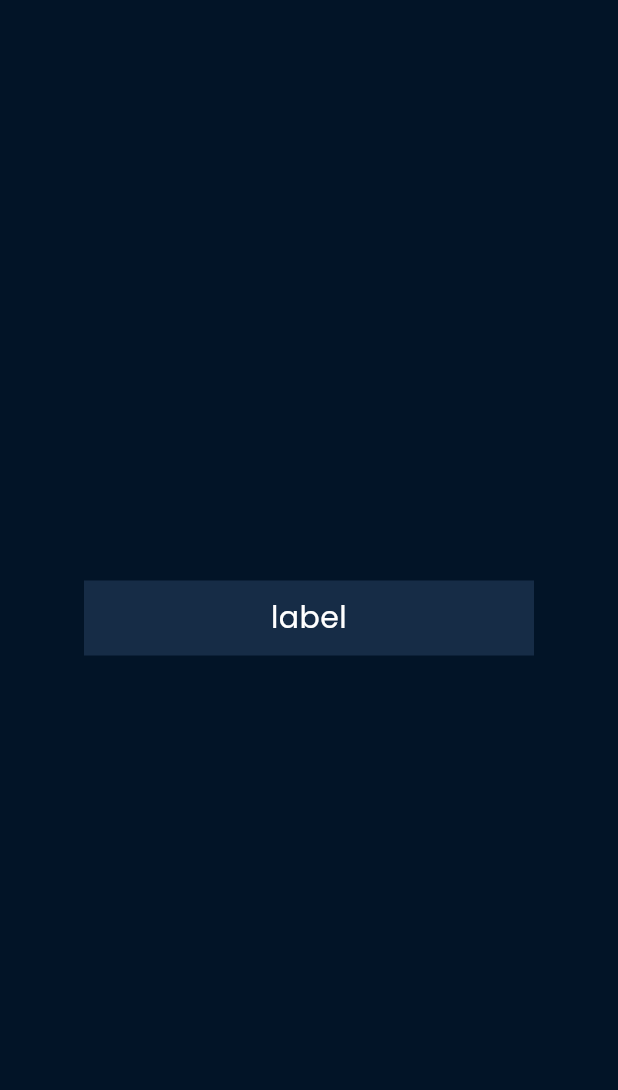
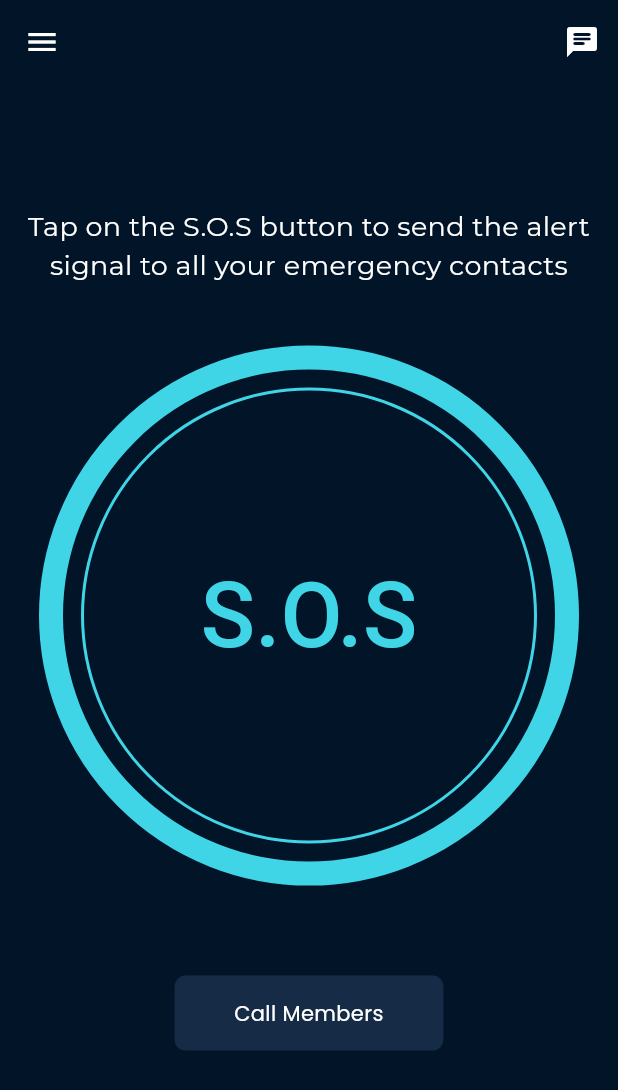
Before and after one commit to SamarS1ngh/MayDay, a Flutter app: the screen it shows after launch, on a phone screen of 412 x 824 dp. Shown: the top 1090 px of the screen. Run offline on Flutter 3.47's test engine with Material 3 defaults, Android fonts, the phone set to English and light mode, and no system bars; our stand-ins replace awesome_snackbar_content, contacts_service, dio, flutter_riverpod, go_router, google_fonts and 2 more; Roboto replaces fonts that are missing (Kanit).

Commit message:
contacts added

```diff
--- a/lib/Utils/Routes/app_router_config.dart
+++ b/lib/Utils/Routes/app_router_config.dart
@@ -1,13 +1,35 @@
+import 'package:fluttemp/View/Pages/Call%20Screen/call_screen.dart';
+import 'package:fluttemp/View/Pages/Chat%20Screen/chat_screen.dart';
+import 'package:fluttemp/View/Pages/Friends/network_screen.dart';
 import 'package:fluttemp/View/Pages/HomeScreen/home.dart';
 import 'package:go_router/go_router.dart';
 
 class AppRouter {
   static final GoRouter router = GoRouter(routes: [
     GoRoute(
-      path: '/',
-      builder: (context, state) {
-        return Home();
-      },
-    )
+        path: '/',
+        builder: (context, state) {
+          return Home();
+        },
+        routes: [
+          GoRoute(
+            path: 'chat',
+            builder: (context, state) {
+              return ChatScreen();
+            },
+          ),
+          GoRoute(
+            path: 'network',
+            builder: (context, state) {
+              return NetworkScreen();
+            },
+          ),
+          GoRoute(
+            path: 'call',
+            builder: (context, state) {
+              return CallScreen();
+            },
+          ),
+        ])
   ]);
 }
--- a/lib/Utils/constants/app_colors.dart
+++ b/lib/Utils/constants/app_colors.dart
@@ -3,6 +3,7 @@ import 'package:flutter/material.dart';
 class AppColorsTheme extends ThemeExtension<AppColorsTheme> {
   //reference colors
   static const Color _littleDarkBlue = Color(0XFF162c46);
+  static const Color _cyan = Color(0XFF40d4e7);
   static const Color _grey = Color(0xFF9E9E9E);
   static const Color _red = Color(0XFFB00020);
   static const Color _green = Color(0XFF00C853);
@@ -11,6 +12,7 @@ class AppColorsTheme extends ThemeExtension<AppColorsTheme> {
 
   //actual colors to be used throughout the app
   final Color bgColor;
+  final Color highlight;
   final Color bgInput;
   final Color snackbarValidation;
   final Color snackBarFailure;
@@ -19,6 +21,7 @@ class AppColorsTheme extends ThemeExtension<AppColorsTheme> {
   // private constructor (use factories below instead):
   const AppColorsTheme._internal({
     required this.bgColor,
+    required this.highlight,
     required this.bgInput,
     required this.snackbarValidation,
     required this.snackBarFailure,
@@ -29,6 +32,7 @@ class AppColorsTheme extends ThemeExtension<AppColorsTheme> {
   factory AppColorsTheme.dark() {
     return const AppColorsTheme._internal(
         bgColor: _darkBlue,
+        highlight: _cyan,
         bgInput: _littleDarkBlue,
         snackbarValidation: _green,
         snackBarFailure: _red,
--- a/lib/Utils/constants/app_typography.dart
+++ b/lib/Utils/constants/app_typography.dart
@@ -19,16 +19,13 @@ class AppTypography extends ThemeExtension<AppTypography> {
 
   factory AppTypography.main() {
     return AppTypography._internal(
-        bigTextBold:
-            GoogleFonts.kanit(fontWeight: FontWeight.w600, fontSize: 22),
-        bigTextDefault: GoogleFonts.kanit(fontSize: 22),
-        defaultText: GoogleFonts.poppins(fontSize: 20),
-        defaultTextBold:
-            GoogleFonts.poppins(fontWeight: FontWeight.w500, fontSize: 20),
-        subtitleDefault:
-            GoogleFonts.montserrat(fontWeight: FontWeight.w400, fontSize: 14),
+        bigTextBold: GoogleFonts.kanit(fontWeight: FontWeight.w600),
+        bigTextDefault: GoogleFonts.kanit(),
+        defaultText: GoogleFonts.poppins(),
+        defaultTextBold: GoogleFonts.poppins(fontWeight: FontWeight.w500),
+        subtitleDefault: GoogleFonts.montserrat(fontWeight: FontWeight.w400),
         subtitleDefaultBold:
-            GoogleFonts.montserrat(fontWeight: FontWeight.w500, fontSize: 14));
+            GoogleFonts.montserrat(fontWeight: FontWeight.w500));
   }
 
   @override
--- a/lib/Utils/provider/app_providers.dart
+++ b/lib/Utils/provider/app_providers.dart
@@ -1,9 +1,6 @@
-import 'package:fluttemp/ViewModel/someClass_VM/someclass.dart';
-import 'package:provider/provider.dart';
-import 'package:provider/single_child_widget.dart';
+import 'package:contacts_service/contacts_service.dart';
+import 'package:fluttemp/ViewModel/someClass_VM/contact_vm.dart';
+import 'package:flutter_riverpod/flutter_riverpod.dart';
 
-class AppProvider {
-  static List<SingleChildWidget> providers = [
-    ChangeNotifierProvider(create: (_) => SomeChangenotifierClass()),
-  ];
-}
+final contactProvider = StateNotifierProvider<ContactViewModel, List<Contact>>(
+    (ref) => ContactViewModel());
--- /dev/null
+++ b/lib/View/Pages/Call Screen/call_screen.dart
@@ -0,0 +1,37 @@
+import 'package:contacts_service/contacts_service.dart';
+import 'package:fluttemp/Utils/constants/app_constants.dart';
+import 'package:fluttemp/Utils/provider/app_providers.dart';
+import 'package:fluttemp/View/shared/app_text.dart';
+import 'package:flutter/material.dart';
+import 'package:flutter_riverpod/flutter_riverpod.dart';
+
+class CallScreen extends ConsumerWidget {
+  const CallScreen({super.key});
+
+  @override
+  Widget build(BuildContext context, WidgetRef ref) {
+    List<Contact> contacts = ref.watch(contactProvider.notifier).contacts;
+    return Scaffold(
+      backgroundColor: AppColorsTheme.dark().bgColor,
+      appBar: AppBar(
+        title: AppText.bigTextDefault('Contacts', size: 33, context: context),
+      ),
+      body: contacts.isEmpty
+          ? Center(
+              child: AppText.subtitleDefault('Add Contacts Permission',
+                  context: context),
+            )
+          : ListView.builder(
+              itemCount: contacts.length,
+              itemBuilder: (context, index) {
+                return ListTile(
+                  onTap: () {},
+                  title: AppText.defaultText(
+                      contacts[index].displayName.toString(),
+                      context: context),
+                );
+              },
+            ),
+    );
+  }
+}
--- a/lib/View/Pages/HomeScreen/home.dart
+++ b/lib/View/Pages/HomeScreen/home.dart
@@ -1,17 +1,78 @@
 import 'package:fluttemp/Utils/constants/app_constants.dart';
+import 'package:fluttemp/Utils/provider/app_providers.dart';
+import 'package:fluttemp/View/Pages/HomeScreen/sos_btn.dart';
+import 'package:fluttemp/View/shared/app_text.dart';
 import 'package:fluttemp/View/shared/centred_text_button.dart';
+import 'package:fluttemp/View/shared/vertical_gap.dart';
+import 'package:contacts_service/contacts_service.dart';
 import 'package:flutter/material.dart';
+import 'package:flutter_riverpod/flutter_riverpod.dart';
+import 'package:go_router/go_router.dart';
+import 'package:awesome_snackbar_content/awesome_snackbar_content.dart';
 
-class Home extends StatelessWidget {
+class Home extends ConsumerWidget {
   Home({super.key});
+
+  List<Contact> contacts = [];
   final AppColorsTheme _appColorsTheme = AppColorsTheme.dark();
+  bool isLoadingContacts = true;
+
+  _scaffoldCtrller(BuildContext context) {
+    ScaffoldMessenger.of(context)
+      ..hideCurrentSnackBar()
+      ..removeCurrentSnackBar()
+      ..removeCurrentMaterialBanner()
+      ..hideCurrentMaterialBanner()
+      ..showSnackBar(SnackBar(
+          backgroundColor: _appColorsTheme.bgColor,
+          content: AwesomeSnackbarContent(
+              inMaterialBanner: true,
+              color: _appColorsTheme.bgInput,
+              title: 'Success',
+              message: 'S.O.S signal sent to all emergency contacts',
+              contentType: ContentType.success)));
+  }
+
   @override
-  Widget build(BuildContext context) {
+  Widget build(BuildContext context, WidgetRef ref) {
+    ref.watch(contactProvider.notifier).getPermission();
+    final Size size = MediaQuery.sizeOf(context);
     return Scaffold(
+      appBar: AppBar(
+        actions: [
+          IconButton(
+              onPressed: () {
+                context.go('/chat');
+              },
+              icon: const Icon(Icons.chat_rounded))
+        ],
+      ),
+      drawer: Drawer(
+        backgroundColor: _appColorsTheme.bgInput,
+      ),
       backgroundColor: _appColorsTheme.bgColor,
-      body: Center(
-        child: CenteredTextButton.primary(
-            label: 'label', onTap: () {}, context: context),
+      body: Column(
+        mainAxisAlignment: MainAxisAlignment.start,
+        crossAxisAlignment: CrossAxisAlignment.center,
+        children: [
+          VerticalGap.custom(size.height / 10),
+          AppText.subtitleDefault(
+              textAlign: TextAlign.center,
+              'Tap on the S.O.S button to send the alert signal to all your emergency contacts',
+              context: context),
+          VerticalGap.big(),
+          SOSBtn(ontap: () {
+            _scaffoldCtrller(context);
+          }),
+          VerticalGap.huge(),
+          CenteredTextButton.primary(
+              width: size.width / 2.3,
+              label: 'Call Members',
+              onTap: () {
+                context.go('/call');
+              },
+              context: context)
+        ],
       ),
     );
   }
--- /dev/null
+++ b/lib/View/Pages/HomeScreen/sos_btn.dart
@@ -0,0 +1,73 @@
+import 'package:fluttemp/Utils/constants/app_constants.dart';
+import 'package:fluttemp/View/shared/app_text.dart';
+import 'package:flutter/material.dart';
+
+class SOSBtn extends StatefulWidget {
+  const SOSBtn({super.key, required this.ontap});
+  final Function() ontap;
+
+  @override
+  State<SOSBtn> createState() => _SOSBtnState();
+}
+
+class _SOSBtnState extends State<SOSBtn> {
+  late Function() ontap;
+  bool touched = false;
+  final AppColorsTheme _appColors = AppColorsTheme.dark();
+  @override
+  void initState() {
+    super.initState();
+    ontap = widget.ontap;
+  }
+
+  @override
+  Widget build(BuildContext context) {
+    return Center(
+      child: GestureDetector(
+        onTapDown: (details) {
+          setState(() {
+            touched = true;
+          });
+        },
+        onTapUp: (details) {
+          setState(() {
+            touched = false;
+          });
+        },
+        onTap: ontap,
+        child: Container(
+          decoration: BoxDecoration(
+            border: Border.all(
+                color: touched ? Colors.white : _appColors.highlight,
+                width: 16),
+            shape: BoxShape.circle,
+          ),
+          child: Container(
+            decoration: BoxDecoration(
+              border: Border.all(color: Colors.transparent, width: 12),
+              shape: BoxShape.circle,
+            ),
+            child: Container(
+              decoration: BoxDecoration(
+                border: Border.all(
+                    color: touched ? Colors.white : _appColors.highlight,
+                    width: 2),
+                shape: BoxShape.circle,
+              ),
+              child: CircleAvatar(
+                radius: 150,
+                backgroundColor: Colors.transparent,
+                child: AppText.bigTextDefault(
+                  'S.O.S',
+                  context: context,
+                  size: 60,
+                  color: touched ? Colors.white : _appColors.highlight,
+                ),
+              ),
+            ),
+          ),
+        ),
+      ),
+    );
+  }
+}
--- a/lib/View/shared/app_text.dart
+++ b/lib/View/shared/app_text.dart
@@ -3,6 +3,7 @@ import 'package:flutter/material.dart';
 
 class AppText extends StatelessWidget {
   final String text;
+  final double? size;
   final TextStyle textStyle;
   final Color color;
   final TextAlign textAlign;
@@ -12,6 +13,7 @@ class AppText extends StatelessWidget {
     super.key,
     required this.textStyle,
     required this.color,
+    this.size,
     this.textAlign = TextAlign.start,
     this.textOverflow,
   });
@@ -21,12 +23,14 @@ class AppText extends StatelessWidget {
     Key? key,
     required BuildContext context,
     Color? color,
+    double? size,
     TextAlign? textAlign,
     TextOverflow? textOverflow,
   }) =>
       AppText._internal(
         text,
         key: key,
+        size: size ?? 40,
         textStyle: AppTypography.main().bigTextDefault,
         color: color ?? AppColorsTheme.dark().textDefault,
         textAlign: textAlign ?? TextAlign.start,
@@ -38,6 +42,7 @@ class AppText extends StatelessWidget {
     Key? key,
     required BuildContext context,
     Color? color,
+    double? size,
     TextAlign? textAlign,
     TextOverflow? textOverflow,
   }) =>
@@ -45,13 +50,16 @@ class AppText extends StatelessWidget {
         text,
         key: key,
         textStyle: AppTypography.main().bigTextBold,
+        size: size ?? 40,
         color: color ?? AppColorsTheme.dark().textDefault,
         textAlign: textAlign ?? TextAlign.start,
         textOverflow: textOverflow,
       );
+
   factory AppText.defaultText(
     String text, {
     Key? key,
+    double? size,
     required BuildContext context,
     Color? color,
     TextAlign? textAlign,
@@ -61,6 +69,7 @@ class AppText extends StatelessWidget {
         text,
         key: key,
         textStyle: AppTypography.main().defaultText,
+        size: size ?? 24,
         color: color ?? AppColorsTheme.dark().textDefault,
         textAlign: textAlign ?? TextAlign.start,
         textOverflow: textOverflow,
@@ -69,6 +78,7 @@ class AppText extends StatelessWidget {
   factory AppText.defaultTextBold(
     String text, {
     Key? key,
+    double? size,
     required BuildContext context,
     Color? color,
     TextAlign? textAlign,
@@ -79,6 +89,7 @@ class AppText extends StatelessWidget {
         key: key,
         textStyle: AppTypography.main().defaultTextBold,
         color: color ?? AppColorsTheme.dark().textDefault,
+        size: size ?? 24,
         textAlign: textAlign ?? TextAlign.start,
         textOverflow: textOverflow,
       );
@@ -88,6 +99,7 @@ class AppText extends StatelessWidget {
     Key? key,
     required BuildContext context,
     Color? color,
+    double? size,
     TextAlign? textAlign,
     TextOverflow? textOverflow,
   }) =>
@@ -96,6 +108,7 @@ class AppText extends StatelessWidget {
         key: key,
         textStyle: AppTypography.main().subtitleDefault,
         color: color ?? AppColorsTheme.dark().textDefault,
+        size: size ?? 18,
         textAlign: textAlign ?? TextAlign.start,
         textOverflow: textOverflow,
       );
@@ -105,6 +118,7 @@ class AppText extends StatelessWidget {
     Key? key,
     required BuildContext context,
     Color? color,
+    double? size,
     TextAlign? textAlign,
     TextOverflow? textOverflow,
   }) =>
@@ -113,6 +127,7 @@ class AppText extends StatelessWidget {
         key: key,
         textStyle: AppTypography.main().subtitleDefaultBold,
         color: color ?? AppColorsTheme.dark().textDefault,
+        size: size ?? 18,
         textAlign: textAlign ?? TextAlign.start,
         textOverflow: textOverflow,
       );
@@ -122,7 +137,7 @@ class AppText extends StatelessWidget {
       text,
       textAlign: textAlign,
       overflow: textOverflow,
-      style: textStyle.copyWith(color: color),
+      style: textStyle.copyWith(color: color, fontSize: size),
     );
   }
 }
--- a/lib/View/shared/centred_text_button.dart
+++ b/lib/View/shared/centred_text_button.dart
@@ -7,25 +7,35 @@ class CenteredTextButton extends StatelessWidget {
   final String label;
   final Function() onTap;
   final Color color;
+  final double? height;
+  final double? width;
+  final double? radius;
 
-  const CenteredTextButton._internal({
-    super.key,
+  const CenteredTextButton._internal(
+      {super.key,
       required this.label,
       required this.onTap,
       required this.color,
-  });
+      this.height,
+      this.radius,
+      this.width});
 
-  factory CenteredTextButton.primary({
-    Key? key,
+  factory CenteredTextButton.primary(
+      {Key? key,
       required String label,
       required Function() onTap,
       required BuildContext context,
-  }) {
+      double? height,
+      double? width,
+      double? radius}) {
     return CenteredTextButton._internal(
       key: key,
       label: label,
       onTap: onTap,
       color: AppColorsTheme.dark().bgInput,
+      height: height ?? 50,
+      width: width ?? 300,
+      radius: radius ?? 7,
     );
   }
 
@@ -34,9 +44,10 @@ class CenteredTextButton extends StatelessWidget {
     return GestureDetector(
       onTap: onTap,
       child: Container(
-        height: 50,
-        width: 300,
-        decoration: BoxDecoration(color: color),
+        height: height,
+        width: width,
+        decoration: BoxDecoration(
+            color: color, borderRadius: BorderRadius.circular(radius ?? 7)),
         child: Center(
           child: Text(
             label,
--- a/lib/View/shared/vertical_gap.dart
+++ b/lib/View/shared/vertical_gap.dart
@@ -9,11 +9,11 @@ class VerticalGap extends StatelessWidget {
   });
 
   factory VerticalGap.huge({Key? key}) =>
-      VerticalGap._internal(key: key, height: 32);
+      VerticalGap._internal(key: key, height: 60);
   factory VerticalGap.big({Key? key}) =>
-      VerticalGap._internal(key: key, height: 24);
+      VerticalGap._internal(key: key, height: 40);
   factory VerticalGap.medium({Key? key}) =>
-      VerticalGap._internal(key: key, height: 16);
+      VerticalGap._internal(key: key, height: 20);
   factory VerticalGap.small({Key? key}) =>
       VerticalGap._internal(key: key, height: 8);
   factory VerticalGap.tiny({Key? key}) =>
--- /dev/null
+++ b/lib/ViewModel/someClass_VM/contact_vm.dart
@@ -0,0 +1,21 @@
+import 'package:contacts_service/contacts_service.dart';
+import 'package:flutter_riverpod/flutter_riverpod.dart';
+import 'package:permission_handler/permission_handler.dart';
+
+class ContactViewModel extends StateNotifier<List<Contact>> {
+  ContactViewModel() : super([]);
+  List<Contact> contacts = [];
+
+//asking for contact permission
+  void getPermission() async {
+    if (await Permission.contacts.isGranted) {
+      _fetchContacts();
+    } else {
+      await Permission.contacts.request();
+    }
+  }
+
+  void _fetchContacts() async {
+    contacts = await ContactsService.getContacts();
+  }
+}
--- a/lib/ViewModel/someClass_VM/someclass.dart
+++ /dev/null
@@ -1,3 +0,0 @@
-import 'package:flutter/material.dart';
-
-class SomeChangenotifierClass extends ChangeNotifier {}
--- a/lib/main.dart
+++ b/lib/main.dart
@@ -1,13 +1,8 @@
 import 'package:fluttemp/Utils/Routes/app_router_config.dart';
-import 'package:fluttemp/Utils/constants/app_colors.dart';
 import 'package:fluttemp/Utils/constants/app_constants.dart';
-import 'package:fluttemp/Utils/constants/app_dimensions.dart';
-import 'package:fluttemp/Utils/provider/app_providers.dart';
 import 'package:flutter/material.dart';
 import 'package:flutter/services.dart';
-import 'package:provider/provider.dart';
-
-import 'ViewModel/someClass_VM/someclass.dart';
+import 'package:flutter_riverpod/flutter_riverpod.dart';
 
 void main() {
   WidgetsFlutterBinding.ensureInitialized();
@@ -15,7 +10,7 @@ void main() {
     DeviceOrientation.portraitUp,
     DeviceOrientation.portraitDown,
   ]);
-  runApp(const MyApp());
+  runApp(const ProviderScope(child: MyApp()));
 }
 
 class MyApp extends StatelessWidget {
@@ -23,17 +18,19 @@ class MyApp extends StatelessWidget {
 
   @override
   Widget build(BuildContext context) {
-    return MultiProvider(
-      providers: AppProvider.providers,
-      child: MaterialApp.router(
+    return MaterialApp.router(
       debugShowCheckedModeBanner: false,
       routerConfig: AppRouter.router,
-        theme: Theme.of(context).copyWith(extensions: [
+      theme: Theme.of(context).copyWith(
+          appBarTheme: AppBarTheme(
+              actionsIconTheme: const IconThemeData(color: Colors.white),
+              iconTheme: const IconThemeData(color: Colors.white),
+              backgroundColor: AppColorsTheme.dark().bgColor),
+          extensions: [
             AppColorsTheme.dark(),
             AppTypography.main(),
             AppDimensionsTheme.main(View.of(context))
           ]),
-      ),
     );
   }
 }
```
Also changed, not shown: lib/View/Pages/Chat Screen/chat_screen.dart (added, +21 -0 lines), lib/View/Pages/Friends/network_screen.dart (added, +14 -0 lines), pubspec.yaml (+5 -4 lines), pubspec.lock, 9 other files. Lines whose indentation alone changed are shown as unchanged.
